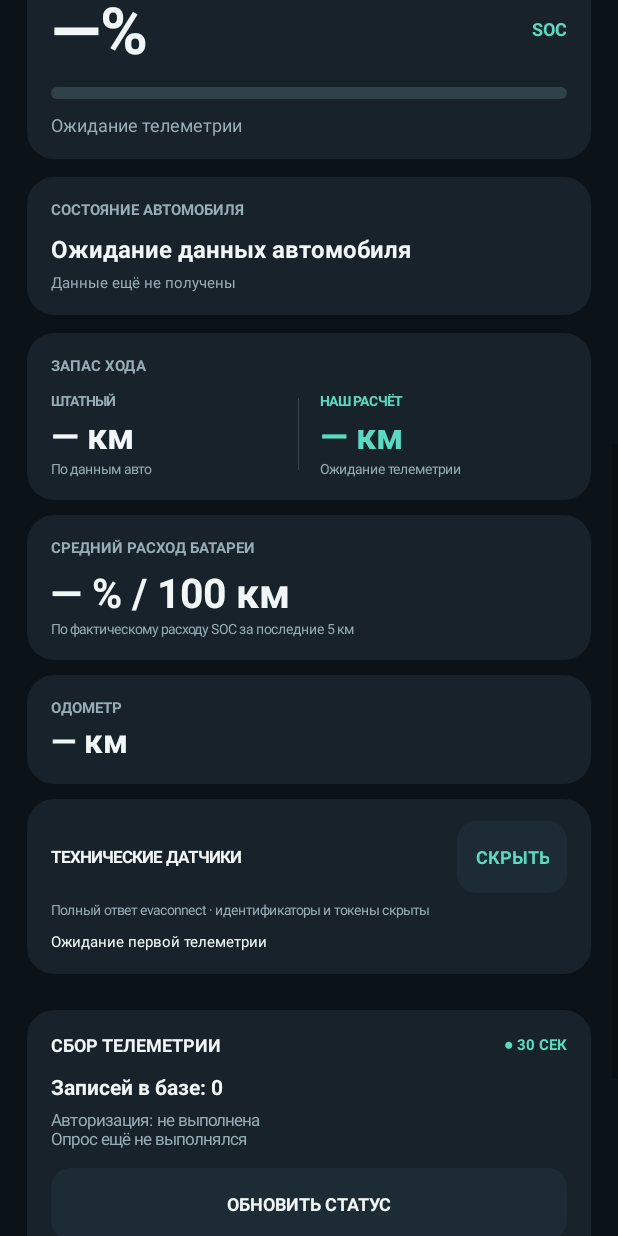
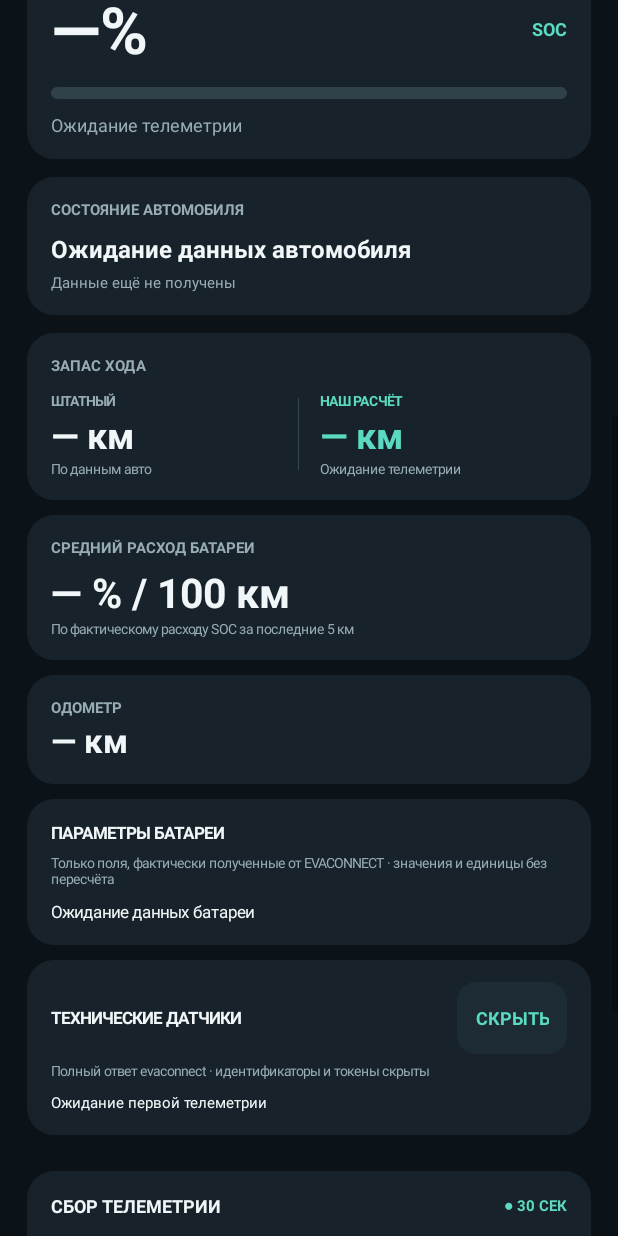
Before and after one commit to cthfyn77-sketch/evolute-telemetry-collector-, an Android app: the screen it shows after launch (MainActivity), scrolled down 576 dp, on a phone screen of 412 x 824 dp. Run offline under Robolectric (Android 15) with nearby library versions, the phone set to English and light mode, and no system bars; libraries missing offline, so code that uses them is left out: com.chaquo.python.

Commit message:
Add live battery telemetry panel to dashboard

```diff
--- a/app/src/main/java/com/evolute/telemetrycollector/MainActivity.kt
+++ b/app/src/main/java/com/evolute/telemetrycollector/MainActivity.kt
@@ -42,6 +42,7 @@ class MainActivity : Activity() {
     private lateinit var calculatedRangeHint: TextView
     private lateinit var consumptionValue: TextView
     private lateinit var odometerValue: TextView
+    private lateinit var batteryMetricsValue: TextView
     private lateinit var apiFieldsValue: TextView
     private lateinit var apiFieldsCard: LinearLayout
     private lateinit var sensorReadingsContent: LinearLayout
@@ -270,6 +271,20 @@ class MainActivity : Activity() {
         content.addView(odoCard)
 
         addGap(content, 10)
+        val batteryCard = card()
+        batteryCard.addView(text("ПАРАМЕТРЫ БАТАРЕИ", 11f, white, true))
+        addGap(batteryCard, 6)
+        batteryCard.addView(text(
+            "Только поля, фактически полученные от EVACONNECT · значения и единицы без пересчёта",
+            9f, muted
+        ))
+        addGap(batteryCard, 8)
+        batteryMetricsValue = text("Ожидание данных батареи", 11f, white)
+        batteryMetricsValue.setLineSpacing(dp(2).toFloat(), 1f)
+        batteryCard.addView(batteryMetricsValue)
+        content.addView(batteryCard)
+
+        addGap(content, 10)
         apiFieldsCard = card()
         apiFieldsCard.addView(row().apply {
             addView(text("ТЕХНИЧЕСКИЕ ДАТЧИКИ", 11f, white, true),
@@ -476,6 +491,9 @@ class MainActivity : Activity() {
             socBar.layoutParams = params
         }
         apiFieldsValue.text = latest?.let { formatApiFields(it.sensorsJson) } ?: "Ожидание первой телеметрии"
+        batteryMetricsValue.text = latest?.let {
+            BatteryTelemetryFormatter.format(it.sensorsJson)
+        } ?: "Ожидание данных батареи"
         val averageConsumption = db.averageConsumptionPer100Km()
         consumptionValue.text = averageConsumption?.let { String.format(java.util.Locale.US, "%.1f %% / 100 км", it) } ?: "— % / 100 км"
         val session = if (store.get() != null) "Авторизация: сохранена" else "Авторизация: не выполнена"
```
